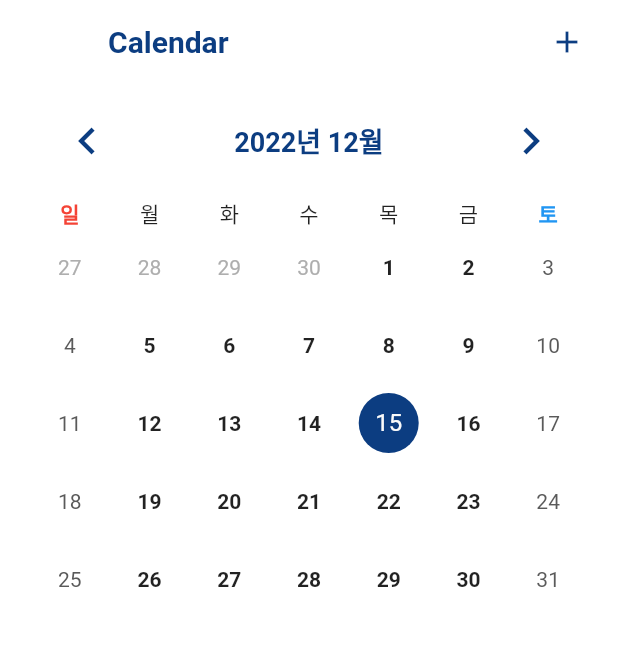
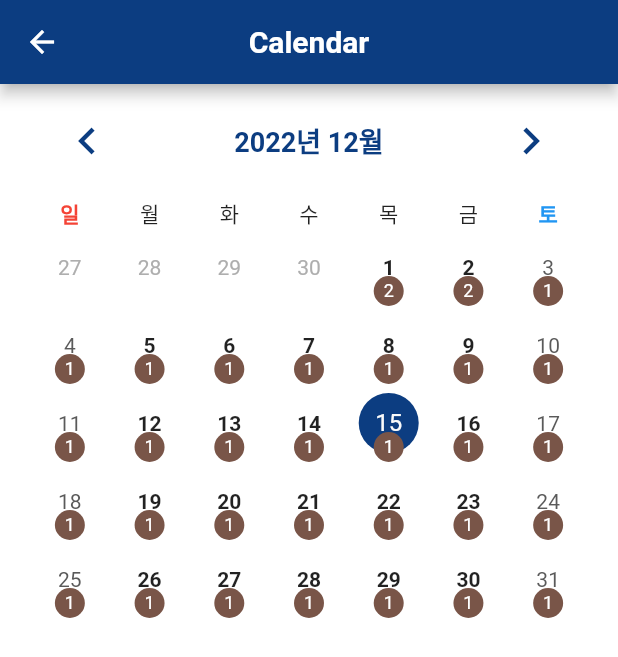
Before and after one commit to i-am-a-toy/pyc_frontend, a Flutter app: the CalendarScreen screen opened directly, on a phone screen of 412 x 824 dp. Shown: the top 657 px of the screen. Run offline on Flutter 3.47's test engine with Material 2 defaults, Android fonts, the phone set to English and light mode, and no system bars; drawn by our look-alikes of table_calendar; our stand-ins replace dio, dropdown_button2, flutter_dotenv, flutter_secure_storage, flutter_slidable, flutter_svg and 2 more; accounts and stored records are empty; project files that could hold a hidden picture were left out.

Commit message:
✅Test: calendar Event

```diff
--- a/lib/controllers/calendar/calendar_controller.dart
+++ b/lib/controllers/calendar/calendar_controller.dart
@@ -1,18 +1,44 @@
 import 'package:get/get.dart';
+import 'package:pyc/data/model/calendar/response/calendar_response.dart';
+import 'package:pyc/data/model/calendar/response/mock_calendar.dart';
+import 'package:pyc/extension/date_time.dart';
 
 class CalendarController extends GetxController {
+  bool _isLoading = false;
   DateTime _selectedDay = DateTime.now();
   DateTime _focusDay = DateTime.now();
-  DateTime get selectedDay => _selectedDay;
-  DateTime get focusDay => _focusDay;
+  Map<DateTime, List<CalendarResponse>> _event = {};
+  List<CalendarResponse> _rows = calendarList.rows;
+  int _count = calendarList.count;
 
   select(DateTime selectDay, DateTime focusDay) {
+    _focusDay = focusDay;
     _selectedDay = selectDay;
-    _focusDay = focusDay;
     update();
   }
 
-  changeFocusDay(DateTime day) {
-    _focusDay = day;
+  updateLoading() {
+    _isLoading = false;
+    update();
   }
+
+  /// getEventsForDay
+  ///
+  /// 날짜가 선택되면 해당 날짜에 포함하는 Event의 List를 Return해주면 된다.
+  /// day로 요청이 들어오는 건 현재 Calendar page 에서보여지는 전체 날짜이다.
+  List<CalendarResponse> getEventsForDay(DateTime day) {
+    return _rows.where((e) {
+      print('start: ${e.start.toLocal()}');
+      print('day: ${day.toLocal()}');
+      print('end: ${e.end.toLocal()}');
+      print('resutl: ${day.isBetween(e.start, e.end)}');
+      return day.isBetween(e.start, e.end);
+    }).toList();
+  }
+
+  bool get isLoading => _isLoading;
+  DateTime get selectedDay => _selectedDay;
+  DateTime get focusDay => _focusDay;
+  List<CalendarResponse> get rows => _rows;
+  int get count => _count;
 }
--- /dev/null
+++ b/lib/data/model/calendar/response/calendar_list_response.dart
@@ -0,0 +1,15 @@
+import 'package:pyc/data/model/calendar/response/calendar_response.dart';
+
+class CalendarListResponse {
+  final List<CalendarResponse> rows;
+  final int count;
+
+  CalendarListResponse(
+    this.rows,
+    this.count,
+  );
+
+  CalendarListResponse.fromJSON(Map<String, dynamic> json)
+      : rows = (json['rows'] as List<dynamic>).map((e) => CalendarResponse.fromJSON(e)).toList(),
+        count = json['count'];
+}
--- /dev/null
+++ b/lib/data/model/calendar/response/calendar_response.dart
@@ -0,0 +1,47 @@
+import 'package:pyc/data/model/creator/creator_dto.dart';
+import 'package:pyc/data/model/last_modifier/last_modifier_dto.dart';
+
+class CalendarResponse {
+  final int id;
+  final int churchId;
+  final DateTime start;
+  final DateTime end;
+  final bool isAllDay;
+  final String title;
+  final String content;
+  final Creator creator;
+  final DateTime createdAt;
+  final LastModifier lastModifier;
+  final DateTime lastModifiedAt;
+
+  CalendarResponse(
+    this.id,
+    this.churchId,
+    this.start,
+    this.end,
+    this.isAllDay,
+    this.title,
+    this.content,
+    this.creator,
+    this.createdAt,
+    this.lastModifier,
+    this.lastModifiedAt,
+  );
+
+  CalendarResponse.fromJSON(Map<String, dynamic> json)
+      : id = json['id'],
+        churchId = json['churchId'],
+        start = DateTime.parse(json['start']),
+        end = DateTime.parse(json['end']),
+        isAllDay = json['isAllDay'],
+        title = json['title'],
+        content = json['content'],
+        creator = Creator.fromJSON(
+          json['creator'] as Map<String, dynamic>,
+        ),
+        lastModifier = LastModifier.fromJSON(
+          json['lastModifier'] as Map<String, dynamic>,
+        ),
+        createdAt = DateTime.parse(json['createdAt']),
+        lastModifiedAt = DateTime.parse(json['lastModifiedAt']);
+}
--- /dev/null
+++ b/lib/data/model/calendar/response/mock_calendar.dart
@@ -0,0 +1,46 @@
+import 'package:pyc/data/model/calendar/response/calendar_list_response.dart';
+import 'package:pyc/data/model/calendar/response/calendar_response.dart';
+import 'package:pyc/data/model/creator/creator_dto.dart';
+import 'package:pyc/data/model/last_modifier/last_modifier_dto.dart';
+
+final CalendarListResponse calendarList = CalendarListResponse([
+  CalendarResponse(
+    1,
+    1,
+    DateTime.parse('2022-12-01'),
+    DateTime.parse('2022-12-01'),
+    false,
+    '안녕하세요',
+    '12월 1일의 이벤트',
+    Creator(name: 'leewoooo', role: '리더', image: null),
+    DateTime.now(),
+    LastModifier(name: 'leewoooo', role: '리더', image: null),
+    DateTime.now(),
+  ),
+  CalendarResponse(
+    1,
+    1,
+    DateTime.parse('2022-12-02'),
+    DateTime.parse('2022-12-02'),
+    false,
+    '안녕하세요',
+    '12월 1일의 이벤트',
+    Creator(name: 'leewoooo', role: '리더', image: null),
+    DateTime.now(),
+    LastModifier(name: 'leewoooo', role: '리더', image: null),
+    DateTime.now(),
+  ),
+  CalendarResponse(
+    1,
+    1,
+    DateTime.parse('2022-12-01'),
+    DateTime.parse('2022-12-31'),
+    false,
+    '안녕하세요',
+    '12월 1일부터 31일까지의 이벤트',
+    Creator(name: 'leewoooo', role: '리더', image: null),
+    DateTime.now(),
+    LastModifier(name: 'leewoooo', role: '리더', image: null),
+    DateTime.now(),
+  ),
+], 3);
--- /dev/null
+++ b/lib/data/provider/calendar_provider.dart
@@ -0,0 +1 @@
+class CalendarProvider {}
--- /dev/null
+++ b/lib/data/repository/calendar_repository.dart
@@ -0,0 +1,6 @@
+import 'package:pyc/data/provider/calendar_provider.dart';
+
+class CalendarRepository {
+  final CalendarProvider provider;
+  CalendarRepository({required this.provider});
+}
--- /dev/null
+++ b/lib/extension/date_time.dart
@@ -0,0 +1,23 @@
+extension DateTimeExtension on DateTime {
+  bool isAfterOrEqualTo(DateTime dateTime) {
+    final date = this;
+    final isAtSameMomentAs = dateTime.isAtSameMomentAs(date);
+    return isAtSameMomentAs | date.isAfter(dateTime);
+  }
+
+  bool isBeforeOrEqualTo(DateTime dateTime) {
+    final date = this;
+    final isAtSameMomentAs = dateTime.isAtSameMomentAs(date);
+    return isAtSameMomentAs | date.isBefore(dateTime);
+  }
+
+  bool isBetween(
+    DateTime fromDateTime,
+    DateTime toDateTime,
+  ) {
+    final date = this;
+    final isAfter = date.isAfterOrEqualTo(fromDateTime);
+    final isBefore = date.isBeforeOrEqualTo(toDateTime);
+    return isAfter && isBefore;
+  }
+}
--- a/lib/screens/calendar/calendar_screen.dart
+++ b/lib/screens/calendar/calendar_screen.dart
@@ -1,14 +1,16 @@
+import 'dart:math';
+
 import 'package:flutter/material.dart';
 import 'package:get/get.dart';
 import 'package:pyc/common/builders/calendar_builder.dart';
 import 'package:pyc/common/constants/constants.dart';
 import 'package:pyc/common/theme/calendar_theme.dart';
+import 'package:pyc/components/appbar/default_appbar.dart';
+import 'package:pyc/components/loading/loading_overlay.dart';
 import 'package:pyc/controllers/calendar/calendar_controller.dart';
-import 'package:pyc/screens/calendar/components/calendar_appbar.dart';
 import 'package:table_calendar/table_calendar.dart';
 
 // https://github.com/aleksanderwozniak/table_calendar/issues/160#issuecomment-773265340
-
 class Event {
   String title;
 
@@ -24,8 +26,10 @@ List<Event> _getEventsForDay(DateTime day) {
   return events[day] ?? [];
 }
 
-/// StatelessWidget에서는 라이프 사이클을 사용할 수 없기 때문에
-/// initState 및 dispose를 이용하기 위해 StatefulWidget를 사용.
+/// CalendarScreen
+///
+/// Getx를 사용하면서 CalendarScreen 위젯을 StatefulWidget로 작성한 이유는
+/// 해당 위젯을 보여줄 때 Route로 관리되는 것이 아니기 때문
 class CalendarScreen extends StatefulWidget {
   const CalendarScreen({Key? key}) : super(key: key);
 
@@ -34,9 +38,9 @@ class CalendarScreen extends StatefulWidget {
 }
 
 class _CalendarScreenState extends State<CalendarScreen> {
-  final DateTime _calendarStartDate = DateTime(2022, 1, 1);
-  final DateTime _calendarEndDate = DateTime(2099, 12, 31);
-  final String _calendarLocale = 'ko-KR';
+  final DateTime firstDay = DateTime(2022, 1, 1);
+  final DateTime lastDay = DateTime(2099, 12, 31);
+  final String locale = 'ko-KR';
 
   @override
   void initState() {
@@ -52,9 +56,10 @@ class _CalendarScreenState extends State<CalendarScreen> {
 
   @override
   Widget build(BuildContext context) {
+    Get.put(CalendarController());
     return Scaffold(
       backgroundColor: Colors.white,
-      appBar: getCalendarAppbar(),
+      appBar: getDefaultAppBar(title: 'Calendar'),
       body: SingleChildScrollView(
         padding: const EdgeInsets.symmetric(
           horizontal: kDefaultValue,
@@ -62,21 +67,28 @@ class _CalendarScreenState extends State<CalendarScreen> {
         child: Column(
           children: [
             GetBuilder<CalendarController>(
-              builder: (controller) => TableCalendar(
-                locale: _calendarLocale,
-                firstDay: _calendarStartDate,
-                lastDay: _calendarEndDate,
+              builder: (controller) => LoadingOverlay(
+                isLoading: controller.isLoading,
+                child: TableCalendar(
+                  /// for Scroll
+                  availableGestures: AvailableGestures.none,
+
+                  /// initial Setting
+                  locale: locale,
+                  firstDay: firstDay,
+                  lastDay: lastDay,
                   focusedDay: controller.focusDay,
                   daysOfWeekHeight: kDefaultValue,
-                // for scroll able
-                availableGestures: AvailableGestures.none,
+
+                  /// style
                   headerStyle: getHeaderStyle(),
                   calendarStyle: getCalendarStyle(),
                   calendarBuilders: const CalendarBuilders(
                     dowBuilder: getDowBuilder,
                     markerBuilder: getMarkerBuilder,
                   ),
-                eventLoader: _getEventsForDay,
+
+                  /// select Event
                   onDaySelected: (selectedDay, focusedDay) {
                     if (isSameDay(selectedDay, controller.focusDay)) return;
                     controller.select(selectedDay, focusedDay);
@@ -84,13 +96,15 @@ class _CalendarScreenState extends State<CalendarScreen> {
                   selectedDayPredicate: (day) {
                     return isSameDay(controller.selectedDay, day);
                   },
-                onPageChanged: (focusedDay) {
-                  if (focusedDay.month == DateTime.now().month) {
-                    controller.select(DateTime.now(), DateTime.now());
-                    return;
-                  }
-                  controller.select(focusedDay, focusedDay);
-                },
+
+                  /// TODO: 달이 변경 되면 월의 이벤트를 불러와 Event를 Update
+                  /// 여기서 상태를 변경하여 Calendar를 Rerendering 하게 되면
+                  /// eventLoader에서 현재 달+ 이동되는 달 까지의 loop를 돌게된다.
+                  onPageChanged: (focusedDay) {},
+
+                  // eventLoader: _getEventsForDay,
+                  eventLoader: controller.getEventsForDay,
+                ),
               ),
             ),
             kHeightSizeBox,
```
Lines whose indentation alone changed are shown as unchanged.
